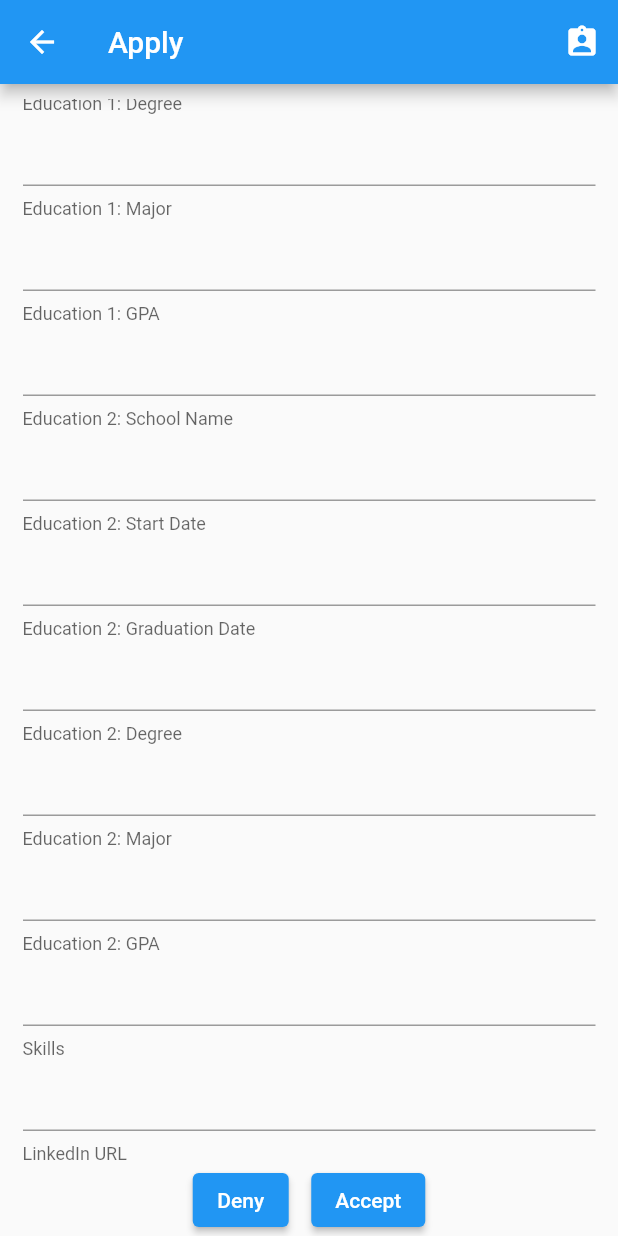
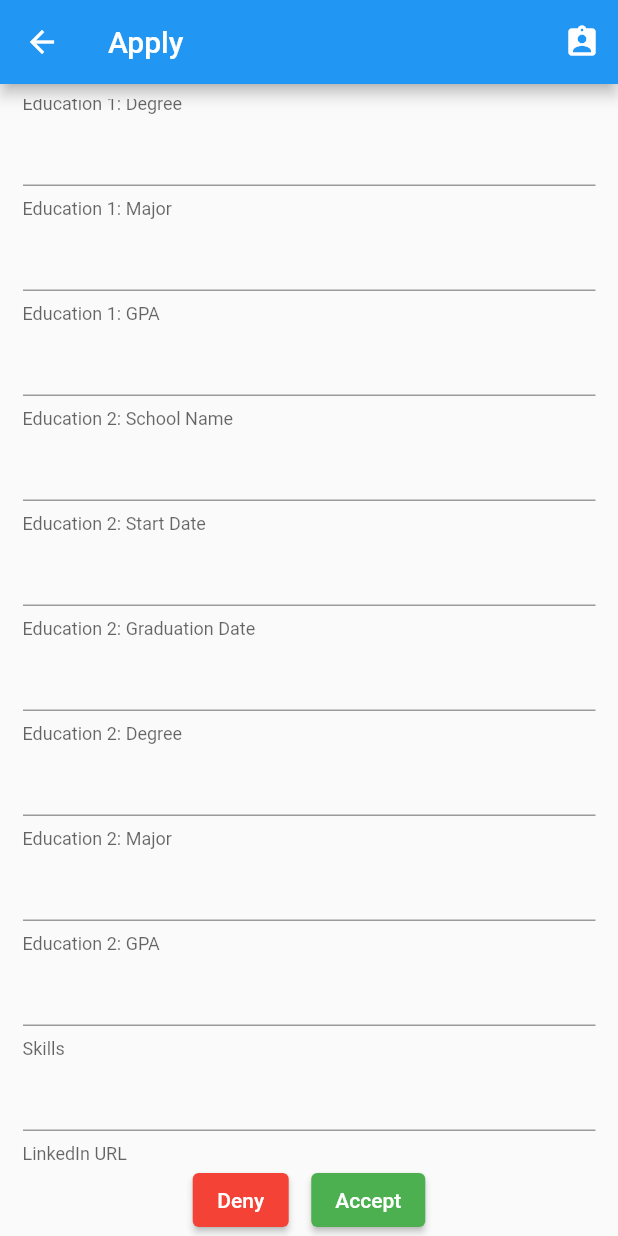
Before and after one commit to alexkobus/Boilermake-IX, a Flutter app: the ViewStudentApplication screen opened directly with empty values, scrolled down 1110 dp, on a phone screen of 412 x 824 dp. Run offline on Flutter 3.47's test engine with Material 2 defaults, Android fonts, the phone set to English and light mode, and no system bars; our stand-ins replace cloud_firestore, firebase_auth, firebase_core; missing offline and left inert: twilio_phone_verify; accounts and stored records are empty.

Commit message:
color accept / deny buttons in view_student_application.dart

```diff
--- a/lib/pages/prof_pages/view_student_application.dart
+++ b/lib/pages/prof_pages/view_student_application.dart
@@ -260,6 +260,8 @@ class _ViewStudentApplicationState extends State<ViewStudentApplication> {
                       mainAxisAlignment: MainAxisAlignment.center,
                       children: [
                         ElevatedButton(
+                          style: ElevatedButton.styleFrom(
+                            primary: Colors.red,),
                           onPressed: () {
                             deny();
                           },
@@ -271,6 +273,8 @@ class _ViewStudentApplicationState extends State<ViewStudentApplication> {
                         ),
 
                         ElevatedButton(
+                          style: ElevatedButton.styleFrom(
+                            primary: Colors.green,),
                           onPressed: () {
                             accept();
                           },
```
